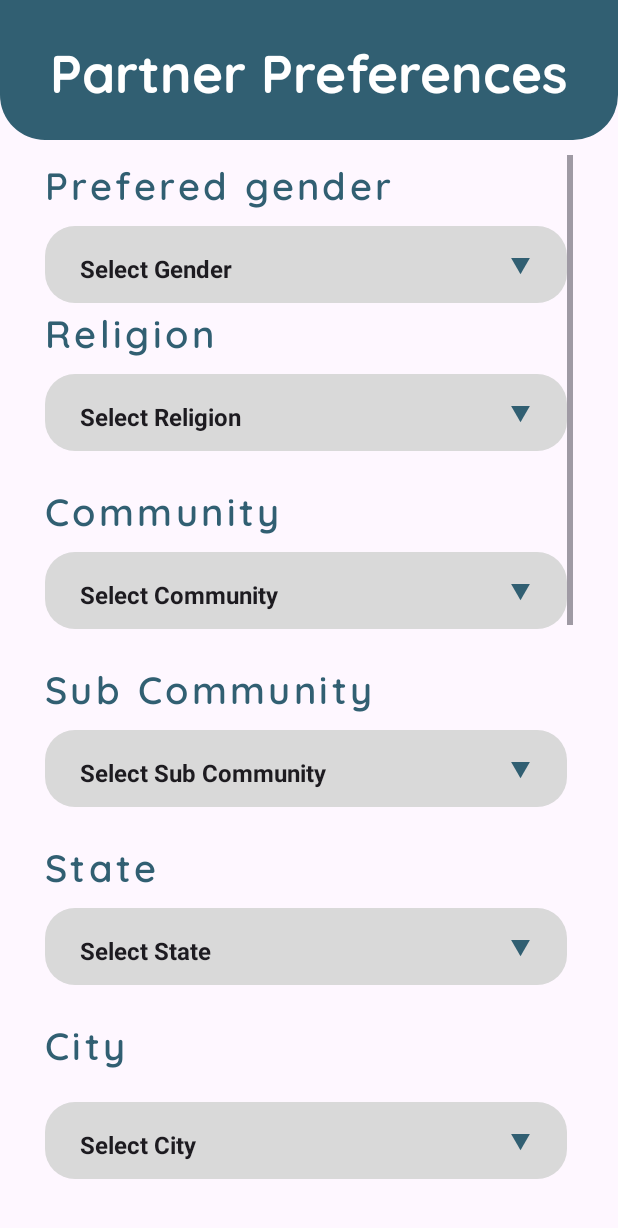
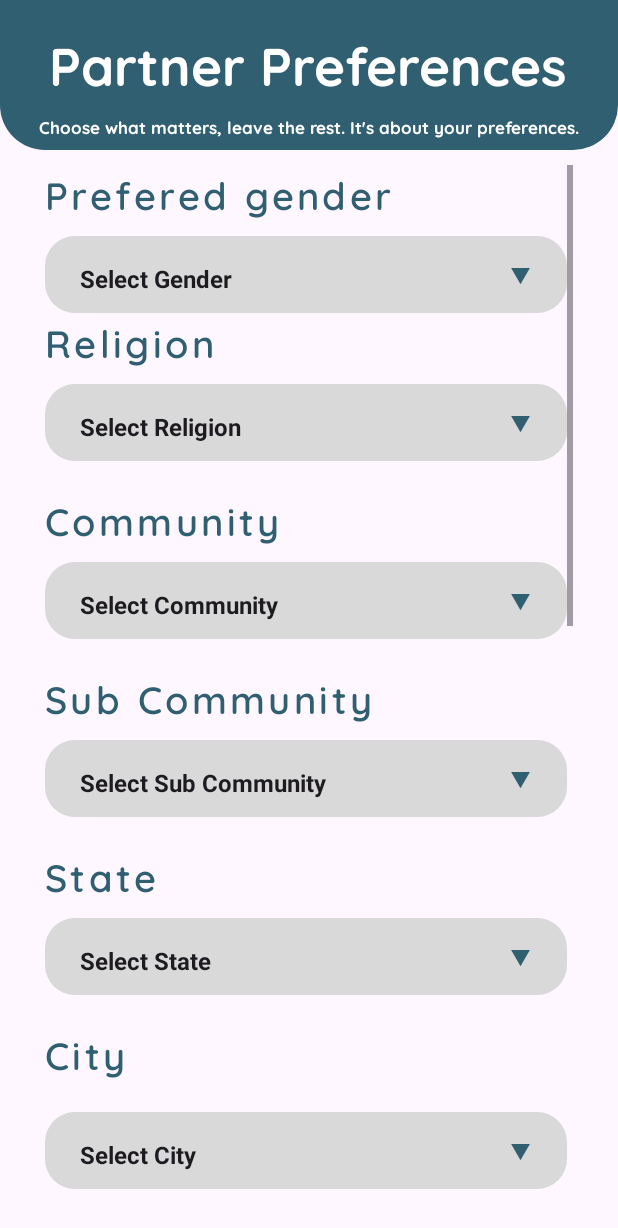
Before and after one commit to kish-v17/Alora-Matrimony, an Android app: the fragment pp_Input placed in its activity, on a phone screen of 412 x 824 dp. Shown: the top 1228 px of the screen. Run offline under Robolectric (Android 15) with nearby library versions, the phone set to English and light mode, and no system bars; our stand-ins replace Firebase (no records; nobody signed in at launch, a user with empty details on screens opened directly).

Commit message:
partnerPref

```diff
--- a/app/src/main/java/com/example/alora_matrimony/db2.java
+++ b/app/src/main/java/com/example/alora_matrimony/db2.java
@@ -14,11 +14,13 @@ import com.google.firebase.database.DataSnapshot;
 import com.google.firebase.database.DatabaseError;
 import com.google.firebase.database.DatabaseReference;
 import com.google.firebase.database.FirebaseDatabase;
+import com.google.firebase.database.Query;
 import com.google.firebase.database.ValueEventListener;
 
 public class db2 extends AppCompatActivity {
     String userId = FirebaseAuth.getInstance().getCurrentUser().getUid();
-    DatabaseReference userRef = FirebaseDatabase.getInstance().getReference().child("users").child(userId);
+    DatabaseReference userRef = FirebaseDatabase.getInstance().getReference().child("partnerPreferences");
+
     @SuppressLint("NonConstantResourceId")
     @Override
     protected void onCreate(Bundle savedInstanceState) {
@@ -84,7 +86,8 @@ public class db2 extends AppCompatActivity {
                 .commit();
     }
     private void checkPartnerPreferences() {
-        userRef.child("partnerPreferences").addListenerForSingleValueEvent(new ValueEventListener() {
+        Query query = userRef.orderByChild("prefUId").equalTo(userId);
+        query.addListenerForSingleValueEvent(new ValueEventListener() {
             @Override
             public void onDataChange(@NonNull DataSnapshot snapshot) {
                 if (snapshot.exists()) {
--- a/app/src/main/res/layout/fragment_pp_input.xml
+++ b/app/src/main/res/layout/fragment_pp_input.xml
@@ -9,7 +9,7 @@
     <androidx.constraintlayout.widget.ConstraintLayout
         android:id="@+id/ppHeader"
         android:layout_width="match_parent"
-        android:layout_height="wrap_content"
+        android:layout_height="100dp"
         android:background="@drawable/search_header"
         android:orientation="horizontal"
         app:layout_constraintEnd_toEndOf="parent"
@@ -17,18 +17,30 @@
         app:layout_constraintTop_toTopOf="parent">
 
         <TextView
+            android:id="@+id/title"
+            android:layout_width="wrap_content"
+            android:layout_height="wrap_content"
+            android:layout_marginTop="15dp"
+            android:fontFamily="@font/quicksand_bold"
+            android:text="Partner Preferences"
+            android:textColor="@color/white"
+            android:textSize="35dp"
+            app:layout_constraintEnd_toEndOf="parent"
+            app:layout_constraintHorizontal_bias="0.492"
+            app:layout_constraintStart_toStartOf="parent"
+            app:layout_constraintTop_toTopOf="parent" />
+
+        <TextView
             android:layout_width="wrap_content"
             android:layout_height="wrap_content"
             android:fontFamily="@font/quicksand_bold"
-            android:paddingTop="20dp"
-            android:paddingBottom="20dp"
-            android:text="Partner Preferences"
+            android:text="Choose what matters, leave the rest. It's about your preferences."
             android:textColor="@color/white"
-            android:textSize="35dp"
+            android:textSize="11dp"
             app:layout_constraintBottom_toBottomOf="parent"
             app:layout_constraintEnd_toEndOf="parent"
             app:layout_constraintStart_toStartOf="parent"
-            app:layout_constraintTop_toTopOf="parent" />
+            app:layout_constraintTop_toBottomOf="@+id/title" />
     </androidx.constraintlayout.widget.ConstraintLayout>
 
     <ScrollView
@@ -487,7 +499,7 @@
                 app:layout_constraintTop_toBottomOf="@+id/txtOccupation" />
 
             <androidx.appcompat.widget.AppCompatButton
-                android:id="@+id/btnContinue"
+                android:id="@+id/btnSavePref"
                 style="@style/btnSolidRounded_1"
                 android:layout_width="wrap_content"
                 android:layout_height="48dp"
```
Also changed, not shown: app/src/main/java/com/example/alora_matrimony/PP_Details.java (added, +146 -0 lines), app/src/main/java/com/example/alora_matrimony/pp_Input.java (+37 -1 lines).
